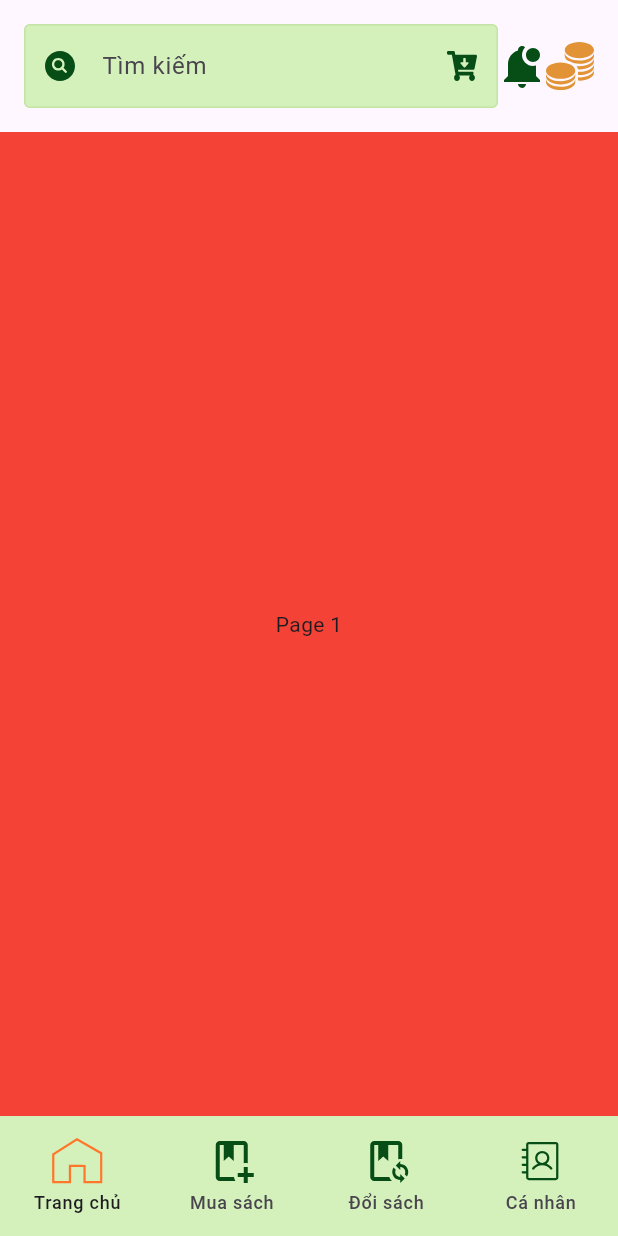
After one commit to TaQuangKhoi/ex_book, a Flutter app: the screen it shows after launch, on a phone screen of 412 x 824 dp. The commit adds this screen. Run offline on Flutter 3.47's test engine with Material 2 defaults, Android fonts, the phone set to English and light mode, and no system bars; our stand-ins replace flutter_svg, google_fonts.

Commit message:
Tách các Page trong Navigation thành Widget riêng
Cùng với tạo các widget cho HomePAge

```diff
--- /dev/null
+++ b/lib/pages/home_page.dart
@@ -0,0 +1,19 @@
+import 'package:flutter/material.dart';
+
+class HomePage extends StatefulWidget {
+  const HomePage({super.key});
+
+  @override
+  State<HomePage> createState() => _HomePageState();
+}
+
+class _HomePageState extends State<HomePage> {
+  @override
+  Widget build(BuildContext context) {
+    return Container(
+      color: Colors.red,
+      alignment: Alignment.center,
+      child: const Text('Page 1'),
+    );
+  }
+}
--- a/lib/pages/navigation_page.dart
+++ b/lib/pages/navigation_page.dart
@@ -1,4 +1,8 @@
 import 'package:ex_book/library/ex_book_colors.dart';
+import 'package:ex_book/pages/buy_book_page.dart';
+import 'package:ex_book/pages/home_page.dart';
+import 'package:ex_book/pages/personal_page.dart';
+import 'package:ex_book/pages/transfer_book_page.dart';
 import 'package:flutter/material.dart';
 import 'package:flutter_svg/svg.dart';
 
@@ -67,26 +71,10 @@ class _NavigationPageState extends State<NavigationPage> {
         children: [
           const Padding(padding: EdgeInsets.all(16), child: ExBookSearchBar()),
           Expanded(child: <Widget>[
-            Container(
-              color: Colors.red,
-              alignment: Alignment.center,
-              child: const Text('Page 1'),
-            ),
-            Container(
-              color: Colors.green,
-              alignment: Alignment.center,
-              child: const Text('Page 2'),
-            ),
-            Container(
-              color: Colors.blue,
-              alignment: Alignment.center,
-              child: const Text('Page 3'),
-            ),
-            Container(
-              color: Colors.indigo,
-              alignment: Alignment.center,
-              child: const Text('Page 4'),
-            ),
+            const HomePage(),
+            const BuyBookPage(),
+            const TransferBookPage(),
+            const PersonalPage(),
           ][currentPageIndex])
         ],
       ),
```
Also changed, not shown: lib/pages/buy_book_page.dart (added, +19 -0 lines), lib/pages/personal_page.dart (added, +19 -0 lines), lib/pages/transfer_book_page.dart (added, +19 -0 lines), lib/widgets/book_box.dart (added, +15 -0 lines), lib/widgets/news_slide.dart (added, +15 -0 lines).
